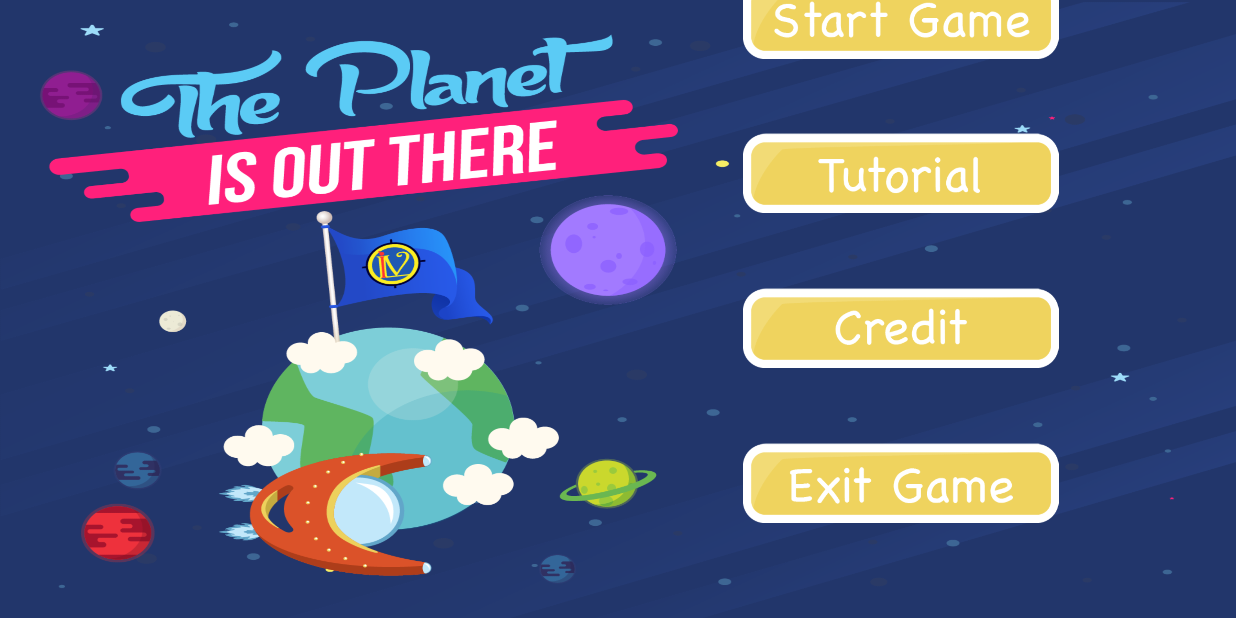
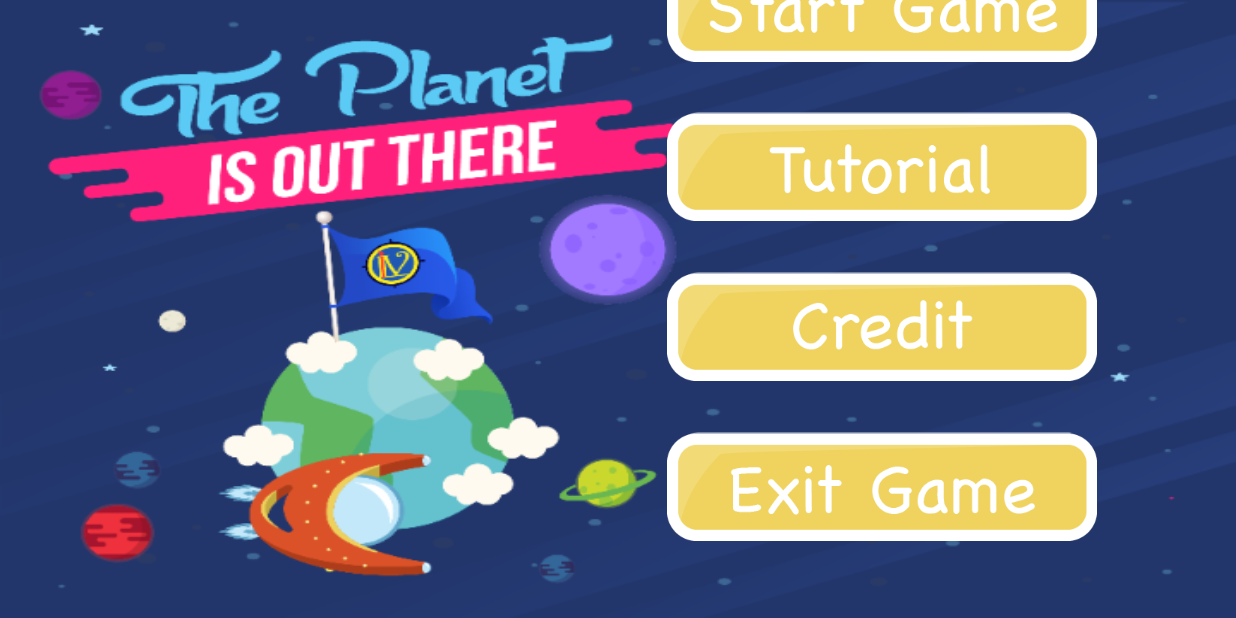
Before and after one commit to JamieCCH/AndroidArcadeGame, an Android app: the screen it shows after launch (MainActivity), on a phone screen of 824 x 412 dp (held sideways). Run offline under Robolectric (Android 15) with nearby library versions, the phone set to English and light mode, and no system bars.

Commit message:
Roughly done the framework, run under 1920x1200

```diff
--- a/app/src/main/res/layout/activity_main.xml
+++ b/app/src/main/res/layout/activity_main.xml
@@ -4,49 +4,49 @@
     xmlns:tools="http://schemas.android.com/tools"
     android:layout_width="match_parent"
     android:layout_height="match_parent"
-    android:background="@drawable/background_menu"
+    android:background="@mipmap/background_menu"
     android:orientation="horizontal"
     tools:context="ca.georgebrown.game2011.arcadegame.MainActivity">
-
 
     <ImageButton
         android:id="@+id/exitButton"
         android:layout_width="wrap_content"
-        android:layout_height="71dp"
-        android:layout_marginBottom="52dp"
+        android:layout_height="0dp"
+        android:layout_marginBottom="40dp"
         android:layout_marginEnd="8dp"
         android:layout_marginStart="8dp"
         android:adjustViewBounds="true"
         android:backgroundTint="@android:color/transparent"
         android:scaleType="centerCrop"
-        android:src="@drawable/button_exitgame"
+        android:src="@mipmap/button_exitgame"
         app:layout_constraintBottom_toBottomOf="parent"
         app:layout_constraintEnd_toEndOf="parent"
-        app:layout_constraintHorizontal_bias="0.828"
+        app:layout_constraintHorizontal_bias="0.853"
         app:layout_constraintStart_toStartOf="parent" />
 
     <ImageButton
         android:id="@+id/creditButton"
-        android:layout_width="wrap_content"
-        android:layout_height="71dp"
-        android:layout_marginBottom="32dp"
+        android:layout_width="0dp"
+        android:layout_height="wrap_content"
+        android:layout_marginBottom="16dp"
         android:adjustViewBounds="true"
         android:backgroundTint="@android:color/transparent"
         android:scaleType="centerCrop"
-        android:src="@drawable/button_credit"
+        android:src="@mipmap/button_credit"
         app:layout_constraintBottom_toTopOf="@+id/exitButton"
         app:layout_constraintEnd_toEndOf="@+id/exitButton"
         app:layout_constraintStart_toStartOf="@+id/exitButton" />
 
     <ImageButton
         android:id="@+id/tutorialButton"
-        android:layout_width="wrap_content"
-        android:layout_height="71dp"
-        android:layout_marginBottom="32dp"
+        android:layout_width="0dp"
+        android:layout_height="wrap_content"
+        android:layout_marginBottom="16dp"
         android:adjustViewBounds="true"
         android:backgroundTint="@android:color/transparent"
         android:scaleType="centerCrop"
-        android:src="@drawable/button_tutorial"
+        android:src="@mipmap/button_tutorial"
+
         app:layout_constraintBottom_toTopOf="@+id/creditButton"
         app:layout_constraintEnd_toEndOf="@+id/creditButton"
         app:layout_constraintStart_toStartOf="@+id/creditButton" />
@@ -54,16 +54,17 @@
     <ImageButton
         android:id="@+id/startButton"
         android:layout_width="wrap_content"
-        android:layout_height="71dp"
-        android:layout_marginBottom="32dp"
-        android:layout_marginTop="8dp"
+        android:layout_height="wrap_content"
+        android:layout_marginBottom="16dp"
+        android:layout_marginEnd="8dp"
+        android:layout_marginStart="8dp"
+        android:layout_marginTop="16dp"
         android:adjustViewBounds="true"
         android:backgroundTint="@android:color/transparent"
         android:scaleType="centerCrop"
-        android:src="@drawable/button_startgame"
+        android:src="@mipmap/button_startgame"
         app:layout_constraintBottom_toTopOf="@+id/tutorialButton"
         app:layout_constraintEnd_toEndOf="@+id/tutorialButton"
-        app:layout_constraintHorizontal_bias="0.0"
         app:layout_constraintStart_toStartOf="@+id/tutorialButton"
         app:layout_constraintTop_toTopOf="parent"
         app:layout_constraintVertical_bias="1.0" />
```
Also changed, not shown: app/src/main/java/ca/georgebrown/game2011/arcadegame/gameUI.java (+27 -3 lines), app/src/main/res/mipmap-xhdpi/background_gameplay.png (renamed from app/src/main/res/drawable/background_gameplay.png), app/src/main/res/mipmap-xhdpi/button_bomb.png (renamed from app/src/main/res/drawable/button_bomb.png), app/src/main/res/mipmap-xhdpi/button_credit.png (renamed from app/src/main/res/drawable/button_credit.png), app/src/main/res/mipmap-xhdpi/button_exitgame.png (renamed from app/src/main/res/drawable/button_exitgame.png), app/src/main/res/mipmap-xhdpi/button_pause.png (renamed from app/src/main/res/drawable/button_pause.png), app/src/main/res/mipmap-xhdpi/button_startgame.png (renamed from app/src/main/res/drawable/button_startgame.png), app/src/main/res/mipmap-xhdpi/button_tutorial.png (renamed from app/src/main/res/drawable/button_tutorial.png), app/src/main/res/mipmap-xhdpi/hud_emptybomb.png (renamed from app/src/main/res/drawable/hud_emptybomb.png), app/src/main/res/mipmap-xhdpi/hud_emptyheart.png (renamed from app/src/main/res/drawable/hud_emptyheart.png), app/src/main/res/mipmap-xhdpi/hud_fullbomb.png (renamed from app/src/main/res/drawable/hud_fullbomb.png), app/src/main/res/mipmap-xhdpi/hud_fullheart.png (renamed from app/src/main/res/drawable/hud_fullheart.png), app/src/main/res/mipmap-xhdpi/hud_score.png (renamed from app/src/main/res/drawable/hud_score.png), app/src/main/res/mipmap-xhdpi/hud_timer.png (renamed from app/src/main/res/drawable/hud_timer.png), 1 more files.
